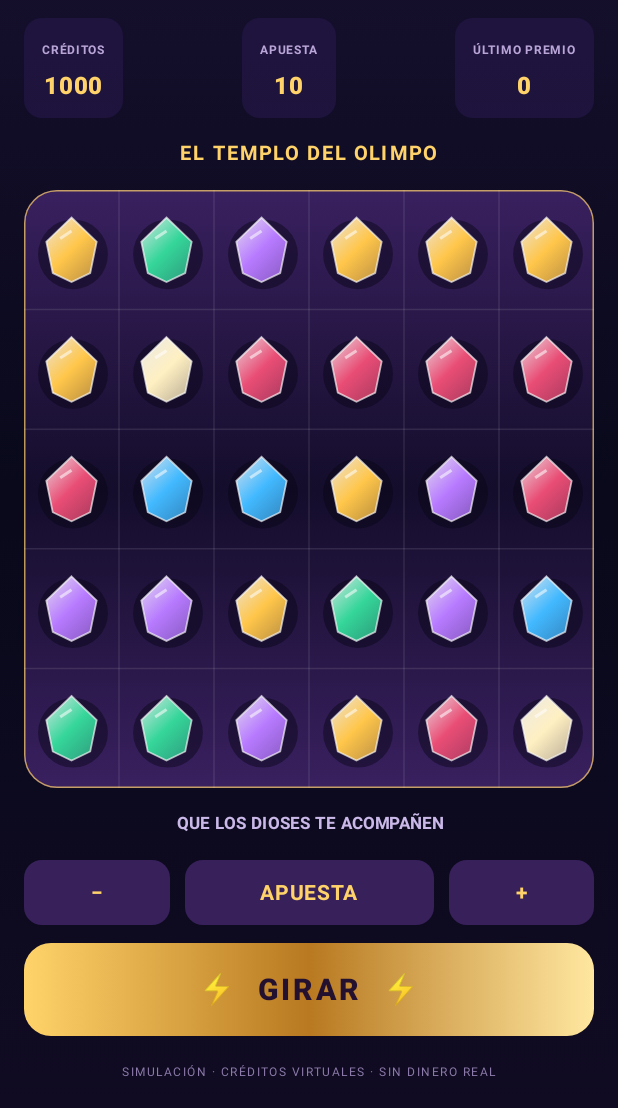
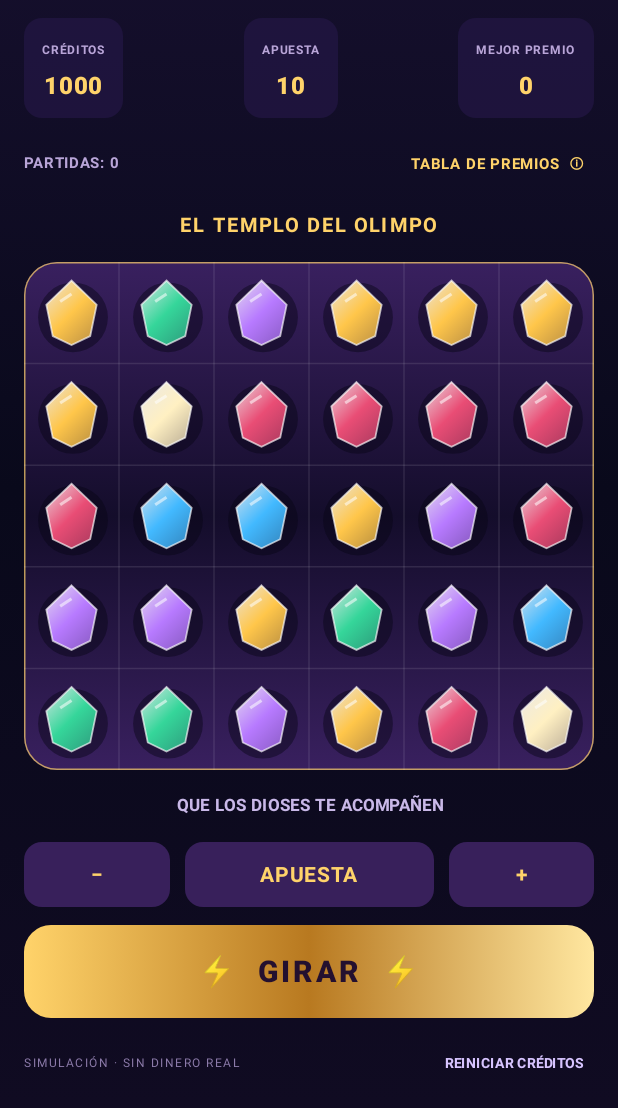
Before and after one commit to Delpad180/OLYMPUS-GODS-OF-THUNDER, an Android app built with Jetpack Compose: the screen it shows after launch (MainActivity), on a phone screen of 412 x 824 dp, the part 128-1236 px from its top. Run offline under Robolectric (Android 15) with nearby library versions, the phone set to English and light mode, and no system bars.

Commit message:
Enhance Olympus gameplay, progression and paytable

```diff
--- a/app/src/main/java/com/delpad/olympus/MainActivity.kt
+++ b/app/src/main/java/com/delpad/olympus/MainActivity.kt
@@ -16,6 +16,9 @@ import androidx.compose.material3.MaterialTheme
 import androidx.compose.material3.Surface
 import androidx.compose.material3.Text
 import androidx.compose.runtime.*
+import androidx.compose.runtime.saveable.rememberSaveable
+import androidx.compose.material3.AlertDialog
+import androidx.compose.material3.TextButton
 import androidx.compose.ui.Alignment
 import androidx.compose.ui.Modifier
 import androidx.compose.ui.draw.clip
@@ -50,8 +53,11 @@ class MainActivity : ComponentActivity() {
 private fun OlympusGame() {
     var grid by remember { mutableStateOf(newGrid()) }
     var spinning by remember { mutableStateOf(false) }
-    var balance by remember { mutableIntStateOf(1000) }
-    var bet by remember { mutableIntStateOf(10) }
+    var balance by rememberSaveable { mutableIntStateOf(1000) }
+    var bet by rememberSaveable { mutableIntStateOf(10) }
+    var spins by rememberSaveable { mutableIntStateOf(0) }
+    var bestWin by rememberSaveable { mutableIntStateOf(0) }
+    var showPaytable by remember { mutableStateOf(false) }
     var lastWin by remember { mutableIntStateOf(0) }
     var message by remember { mutableStateOf("QUE LOS DIOSES TE ACOMPAÑEN") }
     val offsets = remember { List(6) { Animatable(0f) } }
@@ -78,11 +84,22 @@ private fun OlympusGame() {
             delay(2600)
             grid = newGrid()
             val counts = grid.flatten().groupingBy { it }.eachCount()
-            val matches = counts.filter { it.value >= 8 }.keys
-            if (matches.isNotEmpty()) {
-                lastWin = bet * (2 + matches.size * 2)
+            spins += 1
+            val bestMatch = counts.values.maxOrNull() ?: 0
+            val multiplier = when {
+                bestMatch >= 15 -> 30
+                bestMatch >= 12 -> 12
+                bestMatch == 11 -> 8
+                bestMatch == 10 -> 5
+                bestMatch == 9 -> 3
+                bestMatch == 8 -> 2
+                else -> 0
+            }
+            if (multiplier > 0) {
+                lastWin = bet * multiplier
                 balance += lastWin
-                message = "¡VICTORIA! +$lastWin CRÉDITOS"
+                bestWin = maxOf(bestWin, lastWin)
+                message = if (multiplier >= 12) "¡BENDICIÓN DIVINA! +$lastWin CRÉDITOS" else "¡VICTORIA! +$lastWin CRÉDITOS"
             } else {
                 message = "LA SUERTE ESPERA SU MOMENTO"
             }
@@ -104,7 +121,12 @@ private fun OlympusGame() {
                 Row(Modifier.fillMaxWidth(), horizontalArrangement = Arrangement.SpaceBetween) {
                     StatPanel("CRÉDITOS", balance.toString())
                     StatPanel("APUESTA", bet.toString())
-                    StatPanel("ÚLTIMO PREMIO", lastWin.toString())
+                    StatPanel("MEJOR PREMIO", bestWin.toString())
+                }
+                Row(Modifier.fillMaxWidth(), horizontalArrangement = Arrangement.SpaceBetween, verticalAlignment = Alignment.CenterVertically) {
+                    Text("PARTIDAS: $spins", color = Color(0xFFB9A5D8), fontSize = 10.sp, fontWeight = FontWeight.Bold)
+                    Text("TABLA DE PREMIOS  ⓘ", color = Gold, fontSize = 10.sp, fontWeight = FontWeight.Bold,
+                        modifier = Modifier.clickable { showPaytable = true }.padding(6.dp))
                 }
                 Text("EL TEMPLO DEL OLIMPO", color = Gold, fontSize = 13.sp, fontWeight = FontWeight.Bold, letterSpacing = 1.5.sp)
                 ReelBoard(grid = grid, offsets = offsets, spinning = spinning, modifier = Modifier.weight(1f).fillMaxWidth())
@@ -122,7 +144,28 @@ private fun OlympusGame() {
                 ) {
                     Text(if (spinning) "GIRANDO..." else "⚡  GIRAR  ⚡", color = Color(0xFF24102F), fontSize = 20.sp, fontWeight = FontWeight.Black, letterSpacing = 2.sp)
                 }
-                Text("SIMULACIÓN · CRÉDITOS VIRTUALES · SIN DINERO REAL", color = Color(0xFF8C7BAA), fontSize = 8.sp, letterSpacing = 1.sp)
+                Row(Modifier.fillMaxWidth(), horizontalArrangement = Arrangement.SpaceBetween, verticalAlignment = Alignment.CenterVertically) {
+                    Text("SIMULACIÓN · SIN DINERO REAL", color = Color(0xFF8C7BAA), fontSize = 8.sp, letterSpacing = 1.sp)
+                    Text("REINICIAR CRÉDITOS", color = Color(0xFFD7C4FF), fontSize = 9.sp, fontWeight = FontWeight.Bold,
+                        modifier = Modifier.clickable(enabled = !spinning) { balance = 1000; message = "TU TESORO HA SIDO RESTAURADO" }.padding(6.dp))
+                }
+            }
+            if (showPaytable) {
+                AlertDialog(
+                    onDismissRequest = { showPaytable = false },
+                    containerColor = Color(0xFF211238),
+                    title = { Text("BENDICIONES DEL OLIMPO", color = Gold, fontWeight = FontWeight.Black) },
+                    text = {
+                        Column(verticalArrangement = Arrangement.spacedBy(8.dp)) {
+                            Text("Los premios se calculan según la cantidad del mismo símbolo en el tablero.", color = Color(0xFFE2D7F2), fontSize = 12.sp)
+                            listOf("8 símbolos  ·  x2", "9 símbolos  ·  x3", "10 símbolos · x5", "11 símbolos · x8", "12–14 símbolos · x12", "15 o más · x30").forEach {
+                                Text(it, color = Gold, fontWeight = FontWeight.Bold, fontSize = 13.sp)
+                            }
+                            Text("Todos los créditos son virtuales y no tienen valor monetario.", color = Color(0xFFB9A5D8), fontSize = 10.sp)
+                        }
+                    },
+                    confirmButton = { TextButton(onClick = { showPaytable = false }) { Text("ENTENDIDO", color = Gold) } }
+                )
             }
         }
     }
```
